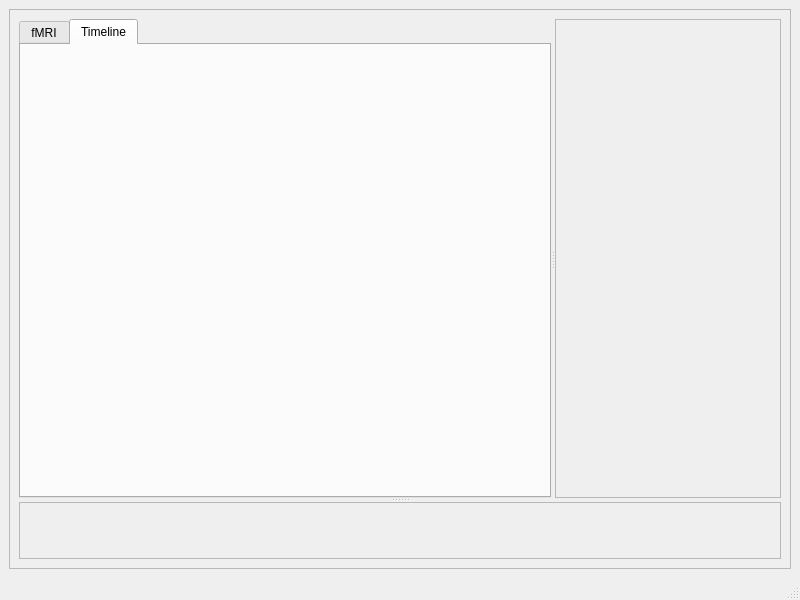
This is braviz/interaction/qt_guis/fmri_explore.ui in diego0020/braviz-app as Qt 5 draws it before an edit. The edited form follows.
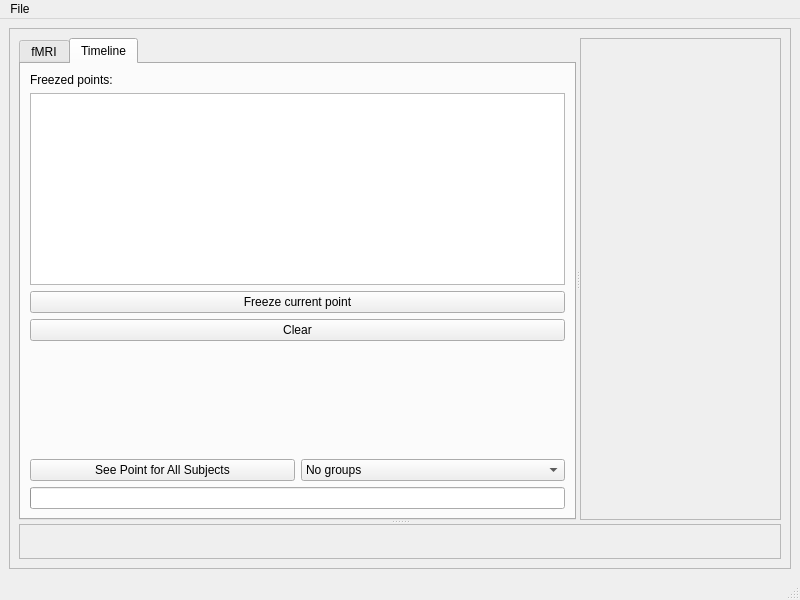
This is the edited form. The open tabs and pages were chosen to show the change.

The edit to the form file:
```diff
--- a/braviz/interaction/qt_guis/fmri_explore.ui
+++ b/braviz/interaction/qt_guis/fmri_explore.ui
@@ -141,6 +141,102 @@
             <attribute name="title">
              <string>Timeline</string>
             </attribute>
+            <layout class="QVBoxLayout" name="verticalLayout_2">
+             <item>
+              <widget class="QLabel" name="label_6">
+               <property name="text">
+                <string>Freezed points:</string>
+               </property>
+              </widget>
+             </item>
+             <item>
+              <widget class="QTableView" name="frozen_points_table">
+               <attribute name="horizontalHeaderStretchLastSection">
+                <bool>true</bool>
+               </attribute>
+               <attribute name="verticalHeaderVisible">
+                <bool>false</bool>
+               </attribute>
+              </widget>
+             </item>
+             <item>
+              <widget class="QPushButton" name="freeze_point_button">
+               <property name="text">
+                <string>Freeze current point</string>
+               </property>
+              </widget>
+             </item>
+             <item>
+              <widget class="QPushButton" name="clear_button">
+               <property name="text">
+                <string>Clear</string>
+               </property>
+              </widget>
+             </item>
+             <item>
+              <spacer name="verticalSpacer_2">
+               <property name="orientation">
+                <enum>Qt::Vertical</enum>
+               </property>
+               <property name="sizeHint" stdset="0">
+                <size>
+                 <width>20</width>
+                 <height>40</height>
+                </size>
+               </property>
+              </spacer>
+             </item>
+             <item>
+              <widget class="QFrame" name="frame">
+               <property name="frameShape">
+                <enum>QFrame::NoFrame</enum>
+               </property>
+               <property name="frameShadow">
+                <enum>QFrame::Raised</enum>
+               </property>
+               <layout class="QHBoxLayout" name="horizontalLayout_2">
+                <property name="leftMargin">
+                 <number>0</number>
+                </property>
+                <property name="topMargin">
+                 <number>0</number>
+                </property>
+                <property name="rightMargin">
+                 <number>0</number>
+                </property>
+                <property name="bottomMargin">
+                 <number>0</number>
+                </property>
+                <item>
+                 <widget class="QPushButton" name="for_all_subjects">
+                  <property name="text">
+                   <string>See Point for All Subjects</string>
+                  </property>
+                 </widget>
+                </item>
+                <item>
+                 <widget class="QComboBox" name="groups_combo">
+                  <item>
+                   <property name="text">
+                    <string>No groups</string>
+                   </property>
+                  </item>
+                 </widget>
+                </item>
+               </layout>
+              </widget>
+             </item>
+             <item>
+              <widget class="QProgressBar" name="progressBar">
+               <property name="value">
+                <number>0</number>
+               </property>
+               <property name="textVisible">
+                <bool>false</bool>
+               </property>
+              </widget>
+             </item>
+            </layout>
            </widget>
           </widget>
           <widget class="QFrame" name="vtk_frame">
@@ -176,6 +272,23 @@
      <height>26</height>
     </rect>
    </property>
+   <widget class="QMenu" name="menuFile">
+    <property name="title">
+     <string>File</string>
+    </property>
+    <widget class="QMenu" name="menuExport">
+     <property name="title">
+      <string>Export</string>
+     </property>
+     <addaction name="actionGraph"/>
+     <addaction name="actionSignals"/>
+    </widget>
+    <addaction name="actionSave_scenario"/>
+    <addaction name="actionLoad_scenario"/>
+    <addaction name="separator"/>
+    <addaction name="menuExport"/>
+   </widget>
+   <addaction name="menuFile"/>
   </widget>
   <widget class="QStatusBar" name="statusbar"/>
  </widget>
```
Left out of the diff: 20 changed lines with no effect on the pictures.
